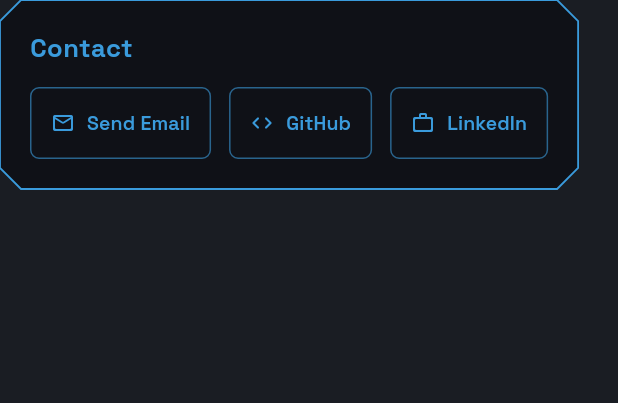
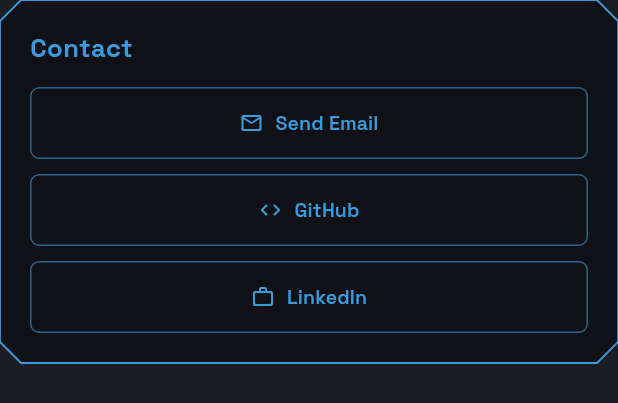
Before and after one commit to jensma89/my_portfolio, a Flutter app: the ContactSection widget shown alone on an empty page, opened directly with empty values, on a phone screen of 412 x 824 dp. Shown: the top 403 px of the screen. Run offline on Flutter 3.47's test engine with Material 3 defaults, Android fonts, the phone set to English and light mode, and no system bars; our stand-ins replace google_fonts; missing offline and left inert: dart:html.

Commit message:
Adjusting the zoom & content alignment

```diff
--- a/lib/sections/contact_section.dart
+++ b/lib/sections/contact_section.dart
@@ -47,23 +47,22 @@
             style: AppTextStyles.sectionHeading(context),
           ),
           const SizedBox(height: 14),
-          Row(
-            mainAxisSize: MainAxisSize.min,
-            children: [
+          LayoutBuilder(
+            builder: (context, constraints) {
+              final useColumn = constraints.maxWidth < 480;
+              final buttons = [
                 LinkButton(
                   label: isDE ? 'E-Mail senden' : 'Send Email',
                   icon: Icons.mail_outline_rounded,
                   semanticLabel: isDE ? 'E-Mail senden' : 'Send email',
                   onPressed: _sendEmail,
                 ),
-              const SizedBox(width: 12),
                 LinkButton(
                   label: 'GitHub',
                   icon: Icons.code_rounded,
                   semanticLabel: 'Open GitHub profile',
                   onPressed: () => _openUrl('https://github.com/jensma89'),
                 ),
-              const SizedBox(width: 12),
                 LinkButton(
                   label: 'LinkedIn',
                   icon: Icons.work_outline_rounded,
@@ -71,7 +70,30 @@
                   onPressed: () =>
                       _openUrl('https://www.linkedin.com/in/jens-mayer-dev/'),
                 ),
+              ];
+              if (useColumn) {
+                return Column(
+                  crossAxisAlignment: CrossAxisAlignment.stretch,
+                  children: [
+                    buttons[0],
+                    const SizedBox(height: 10),
+                    buttons[1],
+                    const SizedBox(height: 10),
+                    buttons[2],
                   ],
+                );
+              }
+              return Row(
+                mainAxisAlignment: MainAxisAlignment.center,
+                children: [
+                  buttons[0],
+                  const SizedBox(width: 12),
+                  buttons[1],
+                  const SizedBox(width: 12),
+                  buttons[2],
+                ],
+              );
+            },
           ),
         ],
       ),
```
Also changed, not shown: lib/sections/certificates_section.dart (+6 -6 lines), 1 other file. Lines whose indentation alone changed are shown as unchanged.
